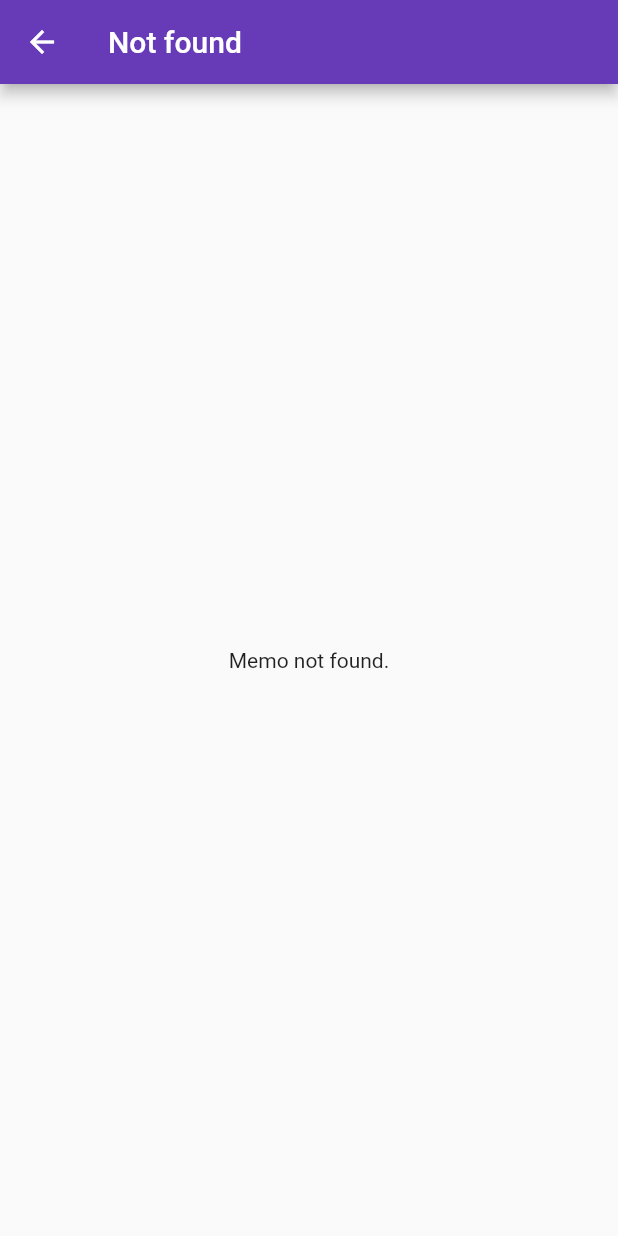
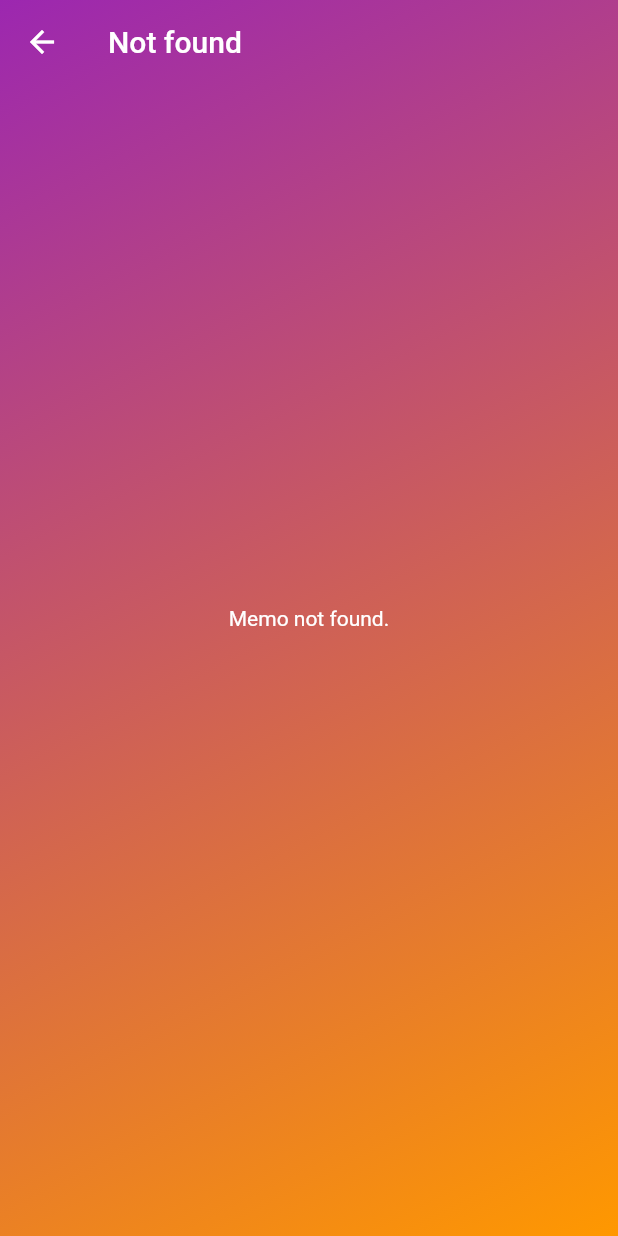
Before and after one commit to jinyongnan810/mymemo-with-flutterfire, a Flutter app: the MemoDetailPage screen opened by its route, on a phone screen of 412 x 824 dp. Run offline on Flutter 3.47's test engine with Material 2 defaults, Android fonts, the phone set to English and light mode, and no system bars; our stand-ins replace cloud_firestore, firebase_auth, firebase_core, flutter_dotenv, flutter_highlight, flutter_markdown and 1 more; missing offline and left inert: markdown; accounts and stored records are empty; statements that could not run were skipped.

Commit message:
overall style changes

```diff
--- a/lib/components/memo-item.dart
+++ b/lib/components/memo-item.dart
@@ -26,7 +26,10 @@ class MemoItem extends StatelessWidget {
       child: Stack(
         children: [
           Center(
-            child: Text(memo.title),
+            child: Text(
+              memo.title,
+              style: const TextStyle(fontSize: 30),
+            ),
           ),
           Container(
               alignment: Alignment.bottomLeft,
--- a/lib/main.dart
+++ b/lib/main.dart
@@ -35,9 +35,7 @@ class MyApp extends StatelessWidget {
         ],
         child: MaterialApp(
           title: "Kin's Page",
-          theme: ThemeData(
-            primarySwatch: Colors.deepPurple,
-          ),
+          theme: ThemeData.dark(),
           routes: {
             '/': (ctx) => const MemoListPage(),
             '/detail': (ctx) => const MemoDetailPage()
--- a/lib/pages/memo-detail.dart
+++ b/lib/pages/memo-detail.dart
@@ -45,9 +45,19 @@ class _MemoDetailPageState extends State<MemoDetailPage> {
   @override
   Widget build(BuildContext context) {
     final auth = Provider.of<Auth>(context, listen: false);
-    return Scaffold(
+    return Container(
+        decoration: const BoxDecoration(
+            gradient: LinearGradient(
+                begin: Alignment.topLeft,
+                end: Alignment.bottomRight,
+                colors: [Colors.purple, Colors.orange])),
+        child: Scaffold(
+          extendBodyBehindAppBar: true,
+          backgroundColor: Colors.transparent,
           appBar: AppBar(
             title: Text(memo?.title ?? 'Not found'),
+            backgroundColor: Colors.transparent,
+            elevation: 0,
             // leading: Builder(
             //   builder: ((context) => IconButton(
             //       onPressed: () {
@@ -67,21 +77,33 @@ class _MemoDetailPageState extends State<MemoDetailPage> {
                   !auth.signedIn ||
                   memo!.userId != auth.userId)
               ? null
-          : FloatingActionButton(
+              : Container(
+                  decoration: BoxDecoration(
+                      gradient: const LinearGradient(
+                          begin: Alignment.topLeft,
+                          end: Alignment.bottomRight,
+                          colors: [Colors.purple, Colors.orange]),
+                      borderRadius: BorderRadius.circular(30)),
+                  child: FloatingActionButton(
+                    backgroundColor: Colors.transparent,
+                    foregroundColor: Colors.white,
+                    elevation: 0,
                     onPressed: () async {
                       if (_editing) {
                         try {
                           final isNewMemo = memo!.id == null;
                           await memo!.save();
                           if (isNewMemo) {
-                      Provider.of<Memos>(context, listen: false).addItem(memo!);
+                            Provider.of<Memos>(context, listen: false)
+                                .addItem(memo!);
                           } else {
                             Provider.of<Memos>(context, listen: false).notify();
                           }
                         } catch (e) {
                           print(Text(e.toString()));
                           ScaffoldMessenger.of(context).showSnackBar(
-                        const SnackBar(content: Text('Error saving memo.')));
+                              const SnackBar(
+                                  content: Text('Error saving memo.')));
                           return;
                         }
                         ScaffoldMessenger.of(context).showSnackBar(
@@ -95,8 +117,11 @@ class _MemoDetailPageState extends State<MemoDetailPage> {
                         });
                       }
                     },
-              child: _editing ? const Icon(Icons.save) : const Icon(Icons.edit),
+                    child: _editing
+                        ? const Icon(Icons.save)
+                        : const Icon(Icons.edit),
                   ),
-    );
+                ),
+        ));
   }
 }
```
Also changed, not shown: lib/pages/memo-list.dart (+25 -3 lines), 1 other file. Lines whose indentation alone changed are shown as unchanged.
